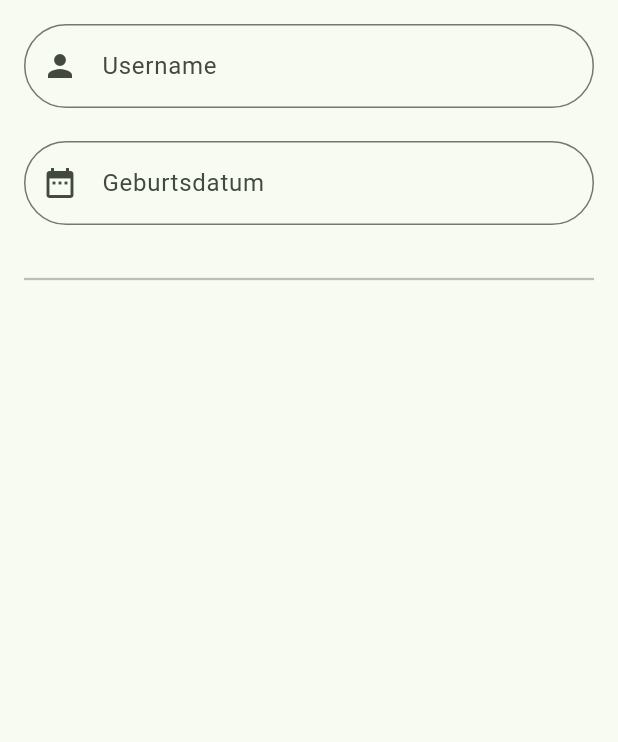
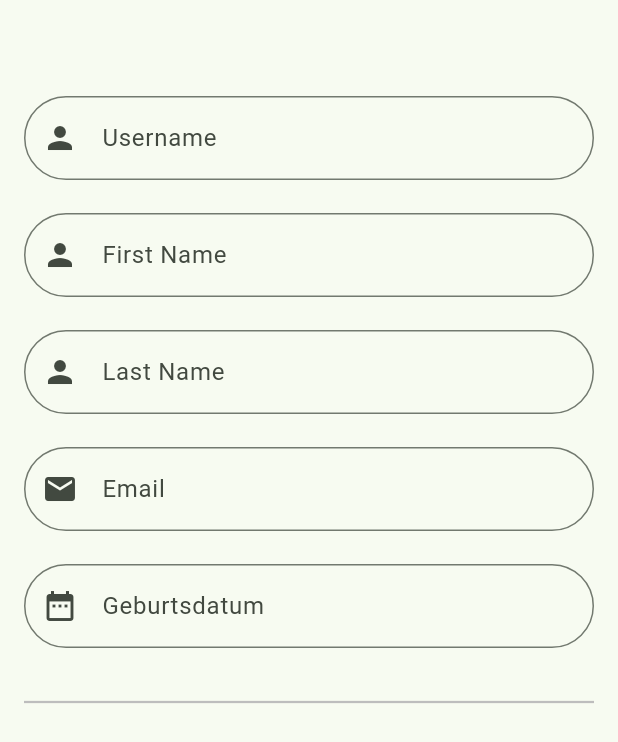
Before and after one commit to Feeelix92/wg_app, a Flutter app: the ProfileScreen screen opened by its route, on a phone screen of 412 x 824 dp. Shown: the top 742 px of the screen. Run offline on Flutter 3.47's test engine with Material 2 defaults, Android fonts, the phone set to English and light mode, and no system bars; our stand-ins replace auto_route, cloud_firestore, email_validator, firebase_auth, firebase_core, fl_chart and 2 more; accounts and stored records are empty.

Commit message:
Bug fixing

```diff
--- a/lib/screens/profile_screen.dart
+++ b/lib/screens/profile_screen.dart
@@ -1,5 +1,4 @@
 import 'package:auto_route/annotations.dart';
-import 'package:cloud_firestore/cloud_firestore.dart';
 import 'package:flutter/foundation.dart';
 import 'package:flutter/material.dart';
 import 'package:intl/intl.dart';
@@ -9,8 +8,6 @@ import '../model/user_model.dart';
 import '../providers/user_provider.dart';
 import '../widgets/custom_input_decoration.dart';
 import '../widgets/custom_snackbars.dart';
-import '../widgets/navigation/app_drawer.dart';
-import '../widgets/navigation/custom_app_bar.dart';
 
 /// Erstelle einen GLoablKey für das Form Widget
 final _profileFormKey = GlobalKey<FormState>();
@@ -71,10 +68,17 @@ class _ProfileScreenState extends State<ProfileScreen> {
   /// Initialisiert die Textfelder mit den aktuellen Benutzerdaten.
   ///
   /// Diese Methode holt den aktuellen Benutzer vom `UserProvider` und setzt die Werte der Textfelder auf die Werte des Benutzers.
-  void initialiseValues() {
+  void initialiseValues() async {
     final userProvider = Provider.of<UserProvider>(context, listen: false);
 
+    await userProvider.updateUserInformation();
+
+    print("Before User is set: ${userProvider.user}");
+
     if (userProvider.userIsSet) {
+
+      print("After User is set: ${userProvider.userIsSet}");
+
       final UserModel user = userProvider.user;
 
       setState(() {
@@ -124,8 +128,6 @@ class _ProfileScreenState extends State<ProfileScreen> {
 
   @override
   Widget build(BuildContext context) {
-    final userProvider = Provider.of<UserProvider>(context, listen: true);
-    final user = userProvider.user;
 
     /// Speichert die Änderungen des Benutzerprofils.
     ///
@@ -172,7 +174,7 @@ class _ProfileScreenState extends State<ProfileScreen> {
     return Scaffold(
       body: SingleChildScrollView(
         child: Padding(
-          padding: const EdgeInsets.only(top: 16),
+          padding: const EdgeInsets.only(top: 64),
           child: Column(
             children: [
               Padding(
@@ -187,6 +189,54 @@ class _ProfileScreenState extends State<ProfileScreen> {
                       TextFormField(
                         controller: _usernameController,
                         decoration: materialInputDecoration('Username', null, Icons.person),
+                        validator: (value) {
+                          if (value == null || value.isEmpty) {
+                            return 'Please enter your username';
+                          }
+                          return null;
+                        },
+                        onChanged: (_) => checkForChange(),
+                      ),
+                      const SizedBox(
+                        height: 22,
+                      ),
+                      TextFormField(
+                        controller: _firstNameController,
+                        decoration: materialInputDecoration('First Name', null, Icons.person),
+                        validator: (value) {
+                          if (value == null || value.isEmpty) {
+                            return 'Please enter your first name';
+                          }
+                          return null;
+                        },
+                        onChanged: (_) => checkForChange(),
+                      ),
+                      const SizedBox(
+                        height: 22,
+                      ),
+                      TextFormField(
+                        controller: _lastNameController,
+                        decoration: materialInputDecoration('Last Name', null, Icons.person),
+                        validator: (value) {
+                          if (value == null || value.isEmpty) {
+                            return 'Please enter your last name';
+                          }
+                          return null;
+                        },
+                        onChanged: (_) => checkForChange(),
+                      ),
+                      const SizedBox(
+                        height: 22,
+                      ),
+                      TextFormField(
+                        controller: _emailController,
+                        decoration: materialInputDecoration('Email', null, Icons.email),
+                        validator: (value) {
+                          if (value == null || value.isEmpty) {
+                            return 'Please enter your email';
+                          }
+                          return null;
+                        },
                         onChanged: (_) => checkForChange(),
                       ),
                       const SizedBox(
@@ -198,6 +248,12 @@ class _ProfileScreenState extends State<ProfileScreen> {
                         controller: _birthdateController,
                         keyboardType: TextInputType.emailAddress,
                         decoration: materialInputDecoration('Geburtsdatum', null, Icons.date_range),
+                        validator: (value) {
+                          if (value == null || value.isEmpty) {
+                            return 'Please enter your birthdate';
+                          }
+                          return null;
+                        },
                         onTap: () async {
                           DateTime? pickedDate = await showDatePicker(
                               context: context,
@@ -209,22 +265,15 @@ class _ProfileScreenState extends State<ProfileScreen> {
                                   int.parse(_birthdateController.text.substring(0, 2)))
                                   : DateTime.now(),
                               firstDate: DateTime(1900),
-                              //DateTime.now() - not to allow to choose before today.
                               lastDate: DateTime.now());
 
                           if (pickedDate != null) {
-                            if (kDebugMode) {
-                              print(pickedDate);
-                            } //pickedDate output format => 2021-03-10 00:00:00.000
                             String formattedDate = DateFormat('dd-MM-yyy').format(pickedDate);
-                            if (kDebugMode) {
-                              print(formattedDate);
-                            }
                             setState(() {
                               _birthdateController.text = formattedDate;
-                              checkForChange(); //set output date to TextField value.
+                              checkForChange();
                             });
-                          } else {}
+                          }
                         },
                       ),
                       const SizedBox(
@@ -240,6 +289,7 @@ class _ProfileScreenState extends State<ProfileScreen> {
                     ],
                   ),
                 ),
+
               ),
             ],
           ),
```
